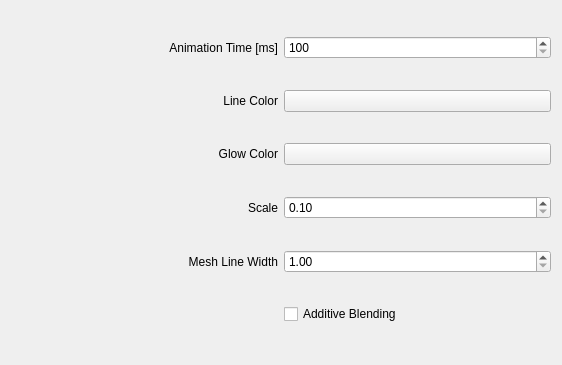
Above: kwin/hexagon/config.ui from Schneegans/Burn-My-Windows before the change. Below: the same form after it.
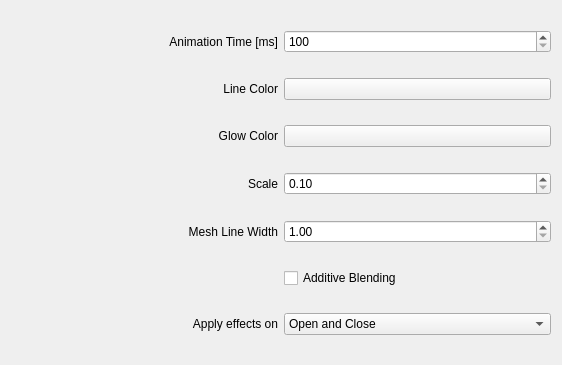
That is the form after the change. Custom widgets are drawn as their Qt base class.

Commit message: :tada: Apply effect on open only or close only

What changed in the file:
```diff
--- a/kwin/hexagon/config.ui
+++ b/kwin/hexagon/config.ui
@@ -121,6 +121,40 @@
                     </property>
                 </widget>
             </item>
+        
+            <item row="6" column="0">
+                <widget class="QLabel" name="label_ApplyEffectsOn">
+                    <property name="text">
+                        <string>Apply effects on</string>
+                    </property>
+                    <property name="alignment">
+                        <set>Qt::AlignmentFlag::AlignRight|Qt::AlignmentFlag::AlignTrailing|Qt::AlignmentFlag::AlignVCenter</set>
+                    </property>
+                </widget>
+            </item>
+            <item row="6" column="1">
+                <widget class="QComboBox" name="kcfg_ApplyEffectsOn">
+                                        <property name="currentIndex">
+                        <number>2</number>
+                    </property>
+<item>
+                        <property name="text">
+                            <string>Open only</string>
+                        </property>
+                    </item>
+                    <item>
+                        <property name="text">
+                            <string>Close only</string>
+                        </property>
+                    </item>
+                    <item>
+                        <property name="text">
+                            <string>Open and Close</string>
+                        </property>
+                    </item>
+                </widget>
+            </item>
+
         </layout>
     </widget>
     <customwidgets>
```
The commit also changes 38 other files.
